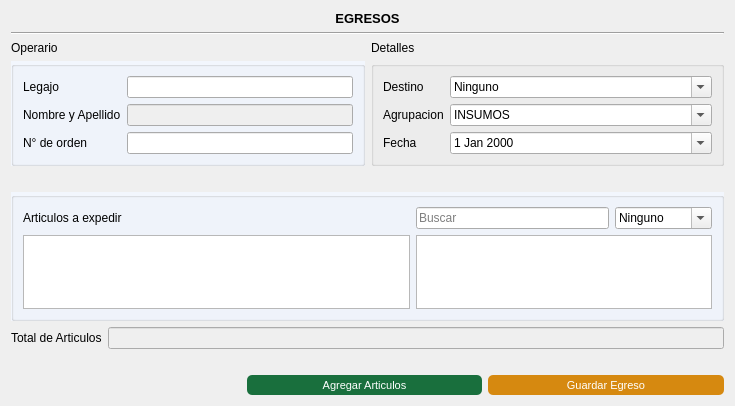
The window that gui/egresos/egreso.ui (Lonaris/Corupel) describes before a commit, drawn with Qt 5.
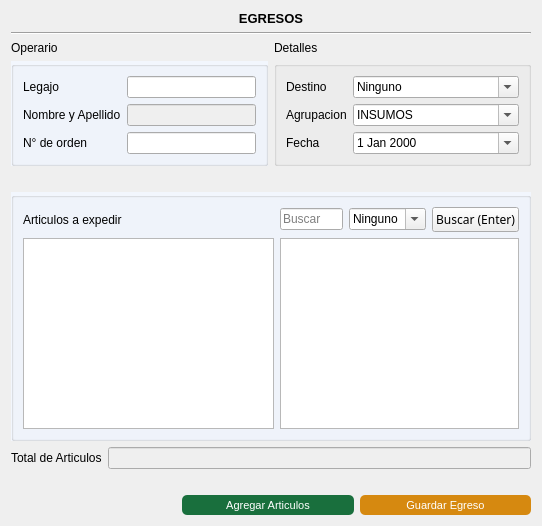
The same window after the commit. Icons and pictures are not drawn.

Commit message:
Busquedas en egresos
Para encontrar más facil los artículos

```diff
--- a/gui/egresos/egreso.ui
+++ b/gui/egresos/egreso.ui
@@ -6,8 +6,8 @@
    <rect>
     <x>0</x>
     <y>0</y>
-    <width>735</width>
-    <height>406</height>
+    <width>542</width>
+    <height>526</height>
    </rect>
   </property>
   <property name="windowTitle">
@@ -118,7 +118,7 @@
        <property name="title">
         <string/>
        </property>
-       <layout class="QGridLayout" name="gridLayout" columnstretch="4,2,1">
+       <layout class="QGridLayout" name="gridLayout" rowstretch="0,0,0,5" columnstretch="4,1,1,1">
         <item row="1" column="0">
          <widget class="QLabel" name="label_3">
           <property name="text">
@@ -126,6 +126,18 @@
           </property>
          </widget>
         </item>
+        <item row="1" column="2">
+         <widget class="QComboBox" name="destino">
+          <property name="editable">
+           <bool>true</bool>
+          </property>
+          <item>
+           <property name="text">
+            <string>Ninguno</string>
+           </property>
+          </item>
+         </widget>
+        </item>
         <item row="3" column="0">
          <widget class="QTableView" name="tbl_egresos">
           <property name="focusPolicy">
@@ -134,6 +146,9 @@
           <property name="tabKeyNavigation">
            <bool>false</bool>
           </property>
+          <attribute name="horizontalHeaderStretchLastSection">
+           <bool>true</bool>
+          </attribute>
           <attribute name="verticalHeaderVisible">
            <bool>false</bool>
           </attribute>
@@ -146,21 +161,40 @@
           </property>
          </widget>
         </item>
-        <item row="1" column="2">
-         <widget class="QComboBox" name="destino">
-          <property name="editable">
-           <bool>true</bool>
-          </property>
-          <item>
-           <property name="text">
-            <string>Ninguno</string>
-           </property>
-          </item>
-         </widget>
-        </item>
-        <item row="3" column="1" colspan="2">
+        <item row="3" column="1" colspan="3">
          <widget class="QTableView" name="tableView"/>
         </item>
+        <item row="1" column="3">
+         <widget class="QPushButton" name="btn_buscar">
+          <property name="sizePolicy">
+           <sizepolicy hsizetype="Expanding" vsizetype="Expanding">
+            <horstretch>0</horstretch>
+            <verstretch>0</verstretch>
+           </sizepolicy>
+          </property>
+          <property name="font">
+           <font>
+            <family>Ariall</family>
+           </font>
+          </property>
+          <property name="styleSheet">
+           <string notr="true"/>
+          </property>
+          <property name="text">
+           <string>Buscar (Enter)</string>
+          </property>
+          <property name="icon">
+           <iconset>
+            <normaloff>../ico/search.png</normaloff>../ico/search.png</iconset>
+          </property>
+          <property name="iconSize">
+           <size>
+            <width>10</width>
+            <height>10</height>
+           </size>
+          </property>
+         </widget>
+        </item>
        </layout>
       </widget>
      </item>
```
Left out of the diff: 4 changed lines with no effect on the pictures.
